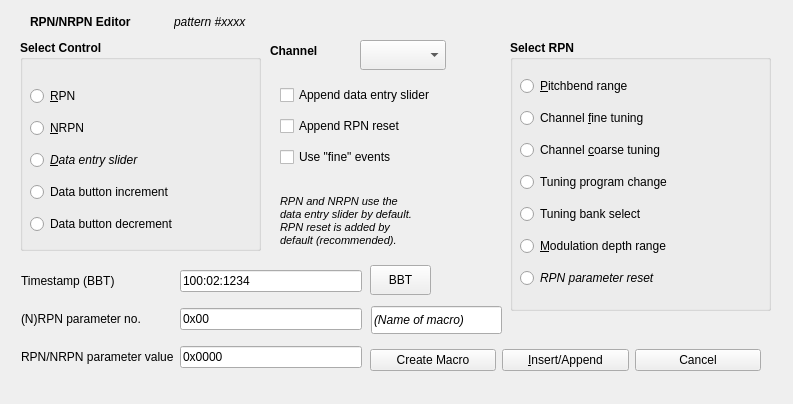
This is seq_qt5/src/gui/qrpnframe.ui in ahlstromcj/seq66 as Qt 5 draws it before an edit. The edited form follows.
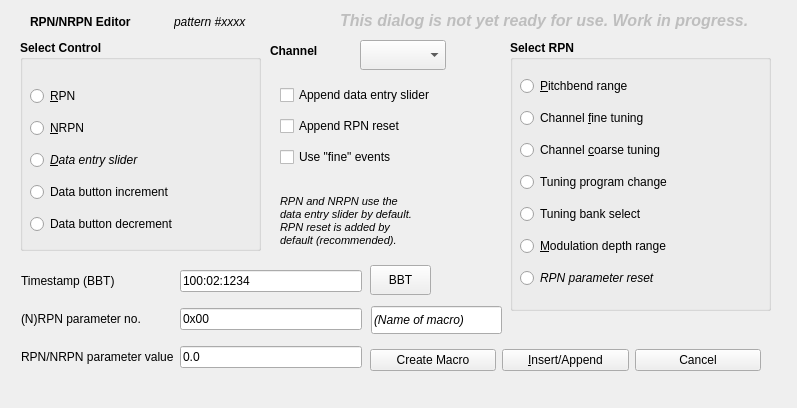
This is the edited form.

Commit message: Added the beginnings of an rpn class and support for it.

```diff
--- a/seq_qt5/src/gui/qrpnframe.ui
+++ b/seq_qt5/src/gui/qrpnframe.ui
@@ -6,8 +6,8 @@
    <rect>
     <x>0</x>
     <y>0</y>
-    <width>793</width>
-    <height>404</height>
+    <width>797</width>
+    <height>408</height>
    </rect>
   </property>
   <property name="windowTitle">
@@ -391,7 +391,7 @@
     <item row="2" column="1">
      <widget class="QLineEdit" name="line_edit_rpn_param_value">
       <property name="text">
-       <string>0x0000</string>
+       <string>0.0</string>
       </property>
      </widget>
     </item>
@@ -473,6 +473,29 @@
     </item>
    </layout>
   </widget>
+  <widget class="QLabel" name="label_4">
+   <property name="enabled">
+    <bool>false</bool>
+   </property>
+   <property name="geometry">
+    <rect>
+     <x>340</x>
+     <y>10</y>
+     <width>421</width>
+     <height>21</height>
+    </rect>
+   </property>
+   <property name="font">
+    <font>
+     <pointsize>12</pointsize>
+     <italic>true</italic>
+     <bold>true</bold>
+    </font>
+   </property>
+   <property name="text">
+    <string>This dialog is not yet ready for use. Work in progress.</string>
+   </property>
+  </widget>
  </widget>
  <resources/>
  <connections/>
```
Left out of the diff: 31 changed lines with no effect on the pictures. The commit also changes 9 other files.
